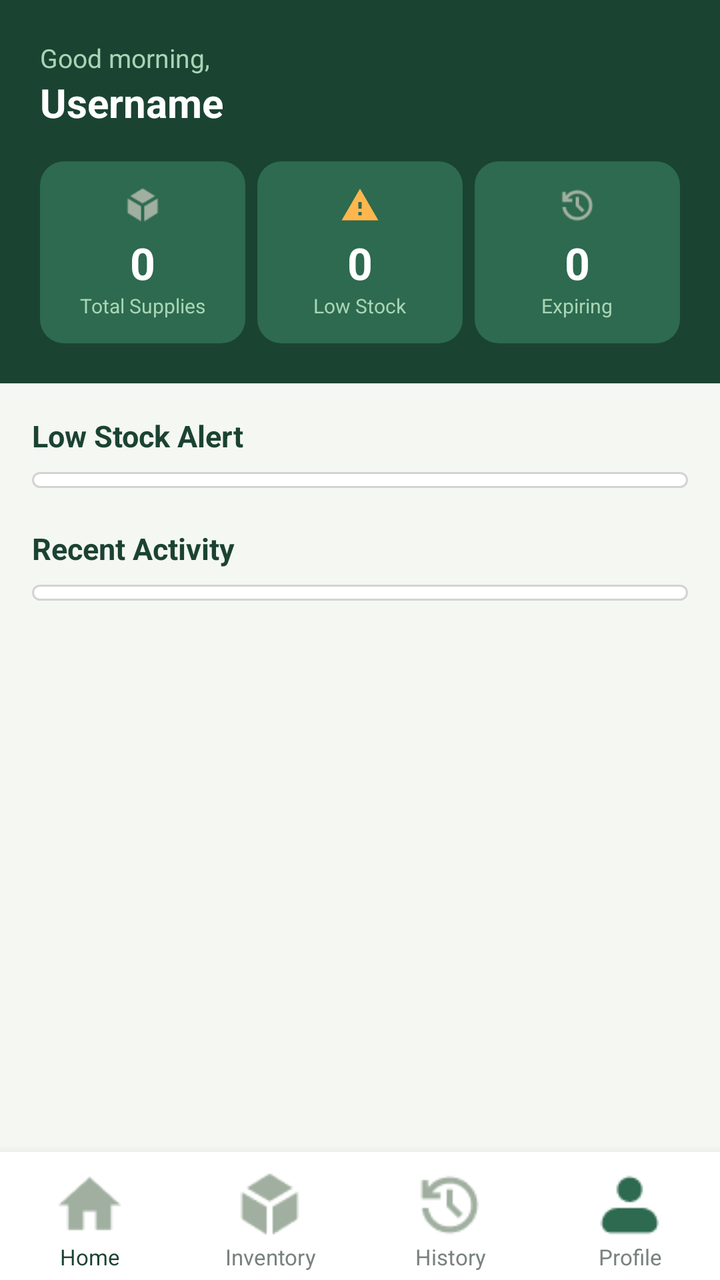
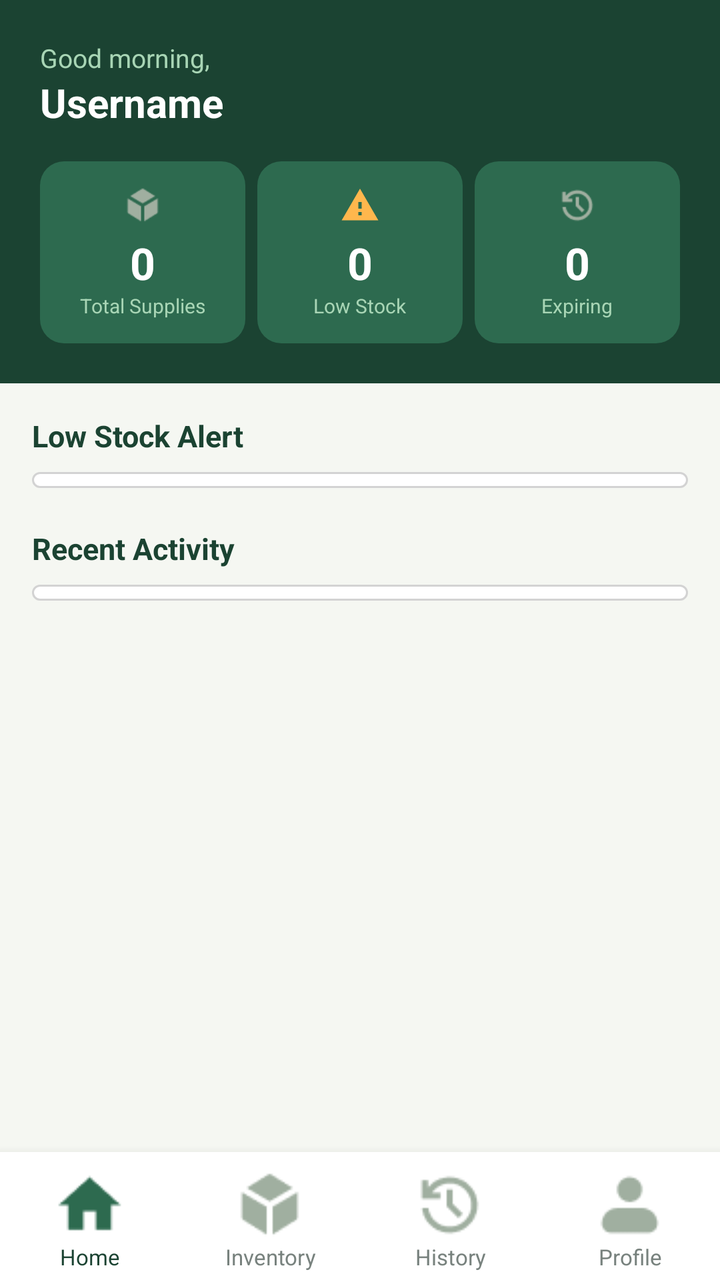

The first picture is an Android layout as it rendered before a commit; the second is the same layout after the commit. The layout source and the unified diff follow.
<!-- AndroidManifest.xml: application theme Theme.MyApplication -->
<!-- res/layout/activity_dashboard.xml -->
<?xml version="1.0" encoding="utf-8"?>
<LinearLayout xmlns:android="http://schemas.android.com/apk/res/android"
    android:layout_width="match_parent"
    android:layout_height="match_parent"
    android:orientation="vertical"
    android:background="#F5F7F2">

    
    <ScrollView
        android:layout_width="match_parent"
        android:layout_height="0dp"
        android:layout_weight="1"
        android:fillViewport="true">

        <LinearLayout
            android:layout_width="match_parent"
            android:layout_height="wrap_content"
            android:orientation="vertical">

            
            <LinearLayout
                android:layout_width="match_parent"
                android:layout_height="wrap_content"
                android:background="#1B4332"
                android:padding="20dp"
                android:orientation="vertical">

                <TextView
                    android:id="@+id/tvGreeting"
                    android:layout_width="wrap_content"
                    android:layout_height="wrap_content"
                    android:text="Good morning,"
                    android:textColor="#A8D5B5"
                    android:textSize="13sp" />

                <TextView
                    android:id="@+id/tvDashboardUsername"
                    android:layout_width="wrap_content"
                    android:layout_height="wrap_content"
                    android:text="Username"
                    android:textColor="#FFFFFF"
                    android:textSize="20sp"
                    android:textStyle="bold"
                    android:layout_marginBottom="16dp" />

                
                <LinearLayout
                    android:layout_width="match_parent"
                    android:layout_height="wrap_content"
                    android:orientation="horizontal">

                    
                    <LinearLayout
                        android:layout_width="0dp"
                        android:layout_height="wrap_content"
                        android:layout_weight="1"
                        android:background="@drawable/stat_card_bg"
                        android:orientation="vertical"
                        android:gravity="center"
                        android:padding="12dp"
                        android:layout_marginEnd="6dp">

                        <ImageView
                            android:layout_width="20dp"
                            android:layout_height="20dp"
                            android:src="@drawable/inventory_icon"
                            android:layout_marginBottom="4dp" />

                        <TextView
                            android:id="@+id/tvTotalSupplies"
                            android:layout_width="wrap_content"
                            android:layout_height="wrap_content"
                            android:text="0"
                            android:textColor="#FFFFFF"
                            android:textSize="22sp"
                            android:textStyle="bold" />

                        <TextView
                            android:layout_width="wrap_content"
                            android:layout_height="wrap_content"
                            android:text="Total Supplies"
                            android:textColor="#A8D5B5"
                            android:textSize="10sp" />
                    </LinearLayout>

                    
                    <LinearLayout
                        android:layout_width="0dp"
                        android:layout_height="wrap_content"
                        android:layout_weight="1"
                        android:background="@drawable/stat_card_bg"
                        android:orientation="vertical"
                        android:gravity="center"
                        android:padding="12dp"
                        android:layout_marginEnd="6dp">

                        <ImageView
                            android:layout_width="20dp"
                            android:layout_height="20dp"
                            android:src="@drawable/ic_warning"
                            android:layout_marginBottom="4dp" />

                        <TextView
                            android:id="@+id/tvLowStockCount"
                            android:layout_width="wrap_content"
                            android:layout_height="wrap_content"
                            android:text="0"
                            android:textColor="#FFFFFF"
                            android:textSize="22sp"
                            android:textStyle="bold" />

                        <TextView
                            android:layout_width="wrap_content"
                            android:layout_height="wrap_content"
                            android:text="Low Stock"
                            android:textColor="#A8D5B5"
                            android:textSize="10sp" />
                    </LinearLayout>

                    
                    <LinearLayout
                        android:layout_width="0dp"
                        android:layout_height="wrap_content"
                        android:layout_weight="1"
                        android:background="@drawable/stat_card_bg"
                        android:orientation="vertical"
                        android:gravity="center"
                        android:padding="12dp">

                        <ImageView
                            android:layout_width="20dp"
                            android:layout_height="20dp"
                            android:src="@drawable/history_icon"
                            android:layout_marginBottom="4dp" />

                        <TextView
                            android:id="@+id/tvExpiringCount"
                            android:layout_width="wrap_content"
                            android:layout_height="wrap_content"
                            android:text="0"
                            android:textColor="#FFFFFF"
                            android:textSize="22sp"
                            android:textStyle="bold" />

                        <TextView
                            android:layout_width="wrap_content"
                            android:layout_height="wrap_content"
                            android:text="Expiring"
                            android:textColor="#A8D5B5"
                            android:textSize="10sp" />
                    </LinearLayout>

                </LinearLayout>
            </LinearLayout>

            
            <LinearLayout
                android:layout_width="match_parent"
                android:layout_height="wrap_content"
                android:orientation="vertical"
                android:padding="16dp">

                
                <TextView
                    android:layout_width="wrap_content"
                    android:layout_height="wrap_content"
                    android:text="Low Stock Alert"
                    android:textSize="15sp"
                    android:textStyle="bold"
                    android:textColor="#1B4332"
                    android:layout_marginBottom="8dp" />

                <LinearLayout
                    android:id="@+id/llLowStockAlerts"
                    android:layout_width="match_parent"
                    android:layout_height="wrap_content"
                    android:orientation="vertical"
                    android:background="@drawable/card_bg"
                    android:padding="4dp"
                    android:layout_marginBottom="4dp" />

                <TextView
                    android:id="@+id/tvNoAlerts"
                    android:layout_width="match_parent"
                    android:layout_height="wrap_content"
                    android:text="No low stock items"
                    android:textColor="#A9BAB5"
                    android:gravity="center"
                    android:padding="16dp"
                    android:visibility="gone" />

                
                <TextView
                    android:layout_width="wrap_content"
                    android:layout_height="wrap_content"
                    android:text="Recent Activity"
                    android:textSize="15sp"
                    android:textStyle="bold"
                    android:textColor="#1B4332"
                    android:layout_marginTop="16dp"
                    android:layout_marginBottom="8dp" />

                <LinearLayout
                    android:id="@+id/llRecentActivity"
                    android:layout_width="match_parent"
                    android:layout_height="wrap_content"
                    android:orientation="vertical"
                    android:background="@drawable/card_bg"
                    android:padding="4dp" />

                <TextView
                    android:id="@+id/tvNoActivity"
                    android:layout_width="match_parent"
                    android:layout_height="wrap_content"
                    android:text="No recent activity"
                    android:textColor="#A9BAB5"
                    android:gravity="center"
                    android:padding="16dp"
                    android:visibility="gone" />

            </LinearLayout>
        </LinearLayout>
    </ScrollView>

    
    <LinearLayout
        android:layout_width="match_parent"
        android:layout_height="64dp"
        android:orientation="horizontal"
        android:background="#FFFFFF"
        android:elevation="8dp"
        android:paddingTop="8dp">

        <TextView
            android:id="@+id/navHome"
            android:layout_width="0dp"
            android:layout_height="wrap_content"
            android:layout_weight="1"
            android:gravity="center"
            android:drawableTop="@drawable/home_icon"
            android:text="Home"
            android:textColor="#1B4332"
            android:textSize="11sp"
            android:clickable="true"
            android:focusable="true" />

        <TextView
            android:id="@+id/navInventory"
            android:layout_width="0dp"
            android:layout_height="wrap_content"
            android:layout_weight="1"
            android:gravity="center"
            android:drawableTop="@drawable/inventory_icon"
            android:text="Inventory"
            android:textColor="#78827E"
            android:textSize="11sp"
            android:clickable="true"
            android:focusable="true" />

        <TextView
            android:id="@+id/navHistory"
            android:layout_width="0dp"
            android:layout_height="wrap_content"
            android:layout_weight="1"
            android:gravity="center"
            android:drawableTop="@drawable/history_icon"
            android:text="History"
            android:textColor="#78827E"
            android:textSize="11sp"
            android:clickable="true"
            android:focusable="true" />

        <TextView
            android:id="@+id/navProfile"
            android:layout_width="0dp"
            android:layout_height="wrap_content"
            android:layout_weight="1"
            android:gravity="center"
            android:drawableTop="@drawable/profile_iconprofile"
            android:text="Profile"
            android:textColor="#78827E"
            android:textSize="11sp"
            android:clickable="true"
            android:focusable="true" />

    </LinearLayout>

</LinearLayout>
<!-- resources referenced by this layout -->
<resources>
  <!-- drawable card_bg (drawable) -->
  <?xml version="1.0" encoding="utf-8"?>
  <shape xmlns:android="http://schemas.android.com/apk/res/android"
      android:shape="rectangle">
  
      <solid android:color="#FFFFFF" />
  
      <stroke
          android:width="1dp"
          android:color="#D3D3D3" />
  
      <corners android:radius="25dp" />
  
  </shape>
  <!-- drawable history_icon: png bitmap (drawable, 827 bytes) -->
  <!-- drawable home_icon: png bitmap (drawable, 484 bytes) -->
  <!-- drawable ic_warning (drawable) -->
  <vector xmlns:android="http://schemas.android.com/apk/res/android"
      android:width="24dp"
      android:height="24dp"
      android:viewportWidth="24"
      android:viewportHeight="24">
      <path
          android:fillColor="#FFB74D"
          android:pathData="M1,21h22L12,2 1,21zM13,18h-2v-2h2v2zM13,14h-2v-4h2v4z"/>
  </vector>
  <!-- drawable inventory_icon: png bitmap (drawable, 689 bytes) -->
  <!-- drawable profile_iconprofile: png bitmap (drawable, 671 bytes) -->
  <!-- drawable stat_card_bg (drawable) -->
  <?xml version="1.0" encoding="utf-8"?>
  <shape xmlns:android="http://schemas.android.com/apk/res/android"
      android:shape="rectangle">
      <solid android:color="#2D6A4F" />
      <corners android:radius="12dp" />
  </shape>
  <style name="Theme.MyApplication" parent="Base.Theme.MyApplication" />
  <style name="Base.Theme.MyApplication" parent="Theme.Material3.DayNight.NoActionBar">
          
          
      </style>
</resources>

<!-- the commit's change to res/layout/activity_dashboard.xml (unified diff, before → after) -->
@@ -237,7 +237,7 @@
             android:layout_height="wrap_content"
             android:layout_weight="1"
             android:gravity="center"
-            android:drawableTop="@drawable/home_icon"
+            android:drawableTop="@drawable/dashboard_home"
             android:text="Home"
             android:textColor="#1B4332"
             android:textSize="11sp"
@@ -276,7 +276,7 @@
             android:layout_height="wrap_content"
             android:layout_weight="1"
             android:gravity="center"
-            android:drawableTop="@drawable/profile_iconprofile"
+            android:drawableTop="@drawable/profile_icon"
             android:text="Profile"
             android:textColor="#78827E"
             android:textSize="11sp"
<!-- resource entries referenced after the edit -->
@@ -14,8 +14,8 @@
       <corners android:radius="25dp" />
   
   </shape>
+  <!-- drawable dashboard_home: png bitmap (drawable, 555 bytes) -->
   <!-- drawable history_icon: png bitmap (drawable, 827 bytes) -->
-  <!-- drawable home_icon: png bitmap (drawable, 484 bytes) -->
   <!-- drawable ic_warning (drawable) -->
   <vector xmlns:android="http://schemas.android.com/apk/res/android"
       android:width="24dp"
@@ -27,7 +27,7 @@
           android:pathData="M1,21h22L12,2 1,21zM13,18h-2v-2h2v2zM13,14h-2v-4h2v4z"/>
   </vector>
   <!-- drawable inventory_icon: png bitmap (drawable, 689 bytes) -->
-  <!-- drawable profile_iconprofile: png bitmap (drawable, 671 bytes) -->
+  <!-- drawable profile_icon: png bitmap (drawable, 573 bytes) -->
   <!-- drawable stat_card_bg (drawable) -->
   <?xml version="1.0" encoding="utf-8"?>
   <shape xmlns:android="http://schemas.android.com/apk/res/android"
